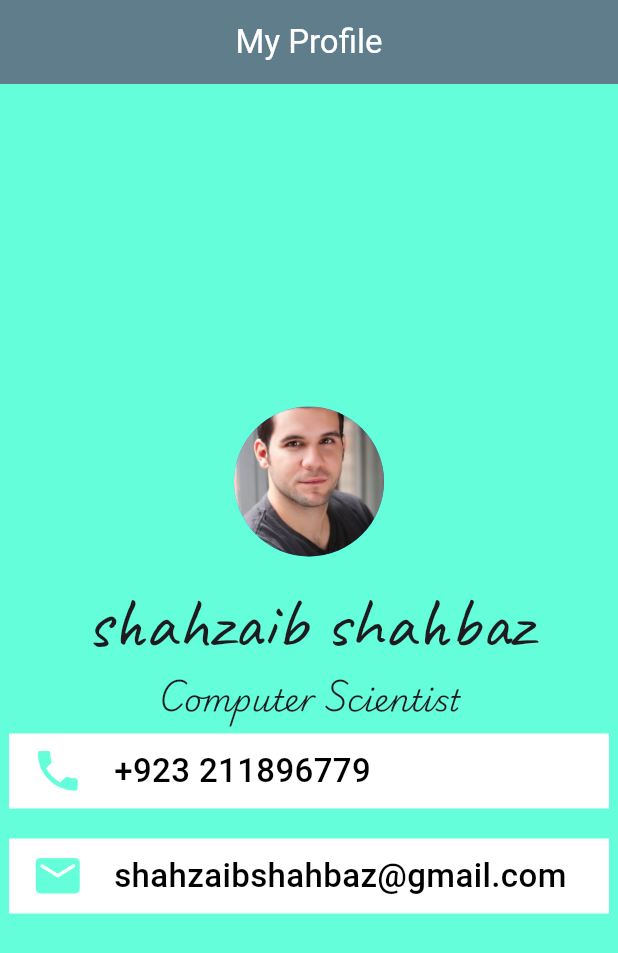
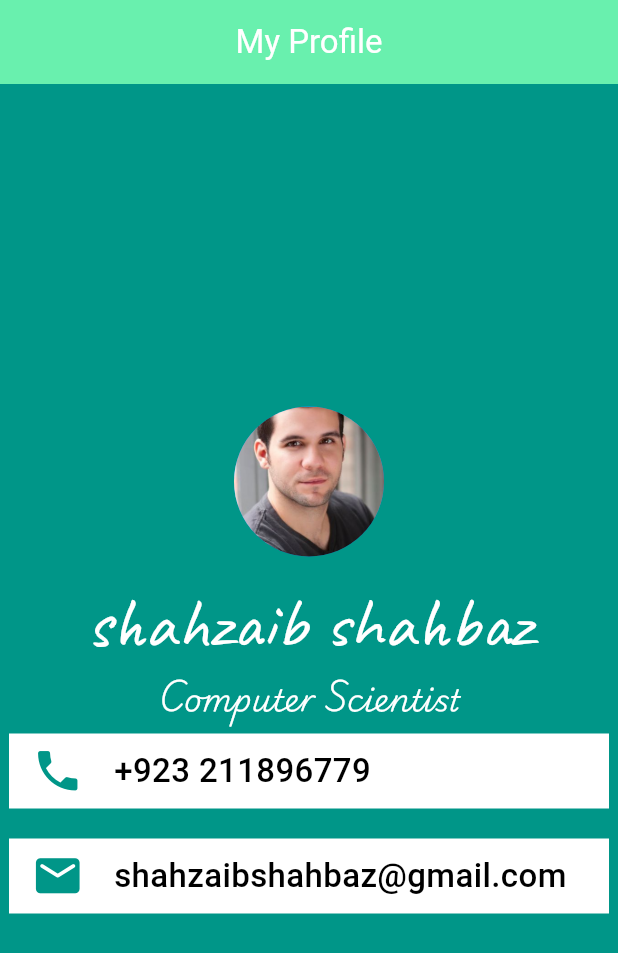
Before and after one commit to ShahzaibShahbaz/Random-Flutter, a Flutter app: the screen it shows after launch, on a phone screen of 412 x 824 dp. Shown: the top 953 px of the screen. Run offline on Flutter 3.47's test engine with Material 3 defaults, Android fonts, the phone set to English and light mode, and no system bars; our stand-ins replace google_fonts.

Commit message:
updated main.dart
changed colors

```diff
--- a/lib/main.dart
+++ b/lib/main.dart
@@ -18,10 +18,10 @@ class MyApp extends StatelessWidget {
       home:Scaffold(
 
         appBar: AppBar(
-          backgroundColor: Colors.blueGrey,
+          backgroundColor: Colors.greenAccent,
           title: Center(child: Text('My Profile', style: TextStyle(color: Colors.white),),),
         ),
-        backgroundColor: Colors.tealAccent,
+        backgroundColor: Colors.teal,
         body: Center(
           child: SafeArea(
             child: Center(
@@ -38,11 +38,11 @@ class MyApp extends StatelessWidget {
                     height: 10,
                   ),
 
-                  Text('shahzaib shahbaz', style: TextStyle(fontSize: 48, fontFamily: 'Caveat'),),
+                  Text('shahzaib shahbaz', style: TextStyle(fontSize: 48, fontFamily: 'Caveat', color: Colors.white),),
 
 
 
-                  Text('Computer Scientist', style: TextStyle(fontWeight: FontWeight.w300, fontSize: 20, fontFamily: 'PlaywriteAUTAS'),),
+                  Text('Computer Scientist', style: TextStyle(fontWeight: FontWeight.w300, fontSize: 20, fontFamily: 'PlaywriteAUTAS', color: Colors.white),),
 
 SizedBox(height: 10,),
 
@@ -54,7 +54,7 @@ SizedBox(height: 10,),
 
                     child: Row(
                       children: [
-                        Icon(Icons.phone, size: 35, color: Colors.tealAccent,),
+                        Icon(Icons.phone, size: 35, color: Colors.teal,),
                         SizedBox(width: 20,),
                         Text('+923 211896779', style: TextStyle(color: Colors.black, fontSize: 22, fontWeight: FontWeight.w500, ), ),
                       ],
@@ -71,14 +71,12 @@ SizedBox(height: 10,),
                     child:
                     Row(
                       children: [
-                        Icon(Icons.email_rounded, size: 35, color: Colors.tealAccent,),
+                        Icon(Icons.email_rounded, size: 35, color: Colors.teal,),
                         SizedBox(width: 20,),
                         Text('shahzaibshahbaz@gmail.com', style: TextStyle(color: Colors.black, fontSize: 22, fontWeight: FontWeight.w500, ),)
                       ],
                     ),
-                  )
-
-
+                  ),
                 ],
 
 
```
